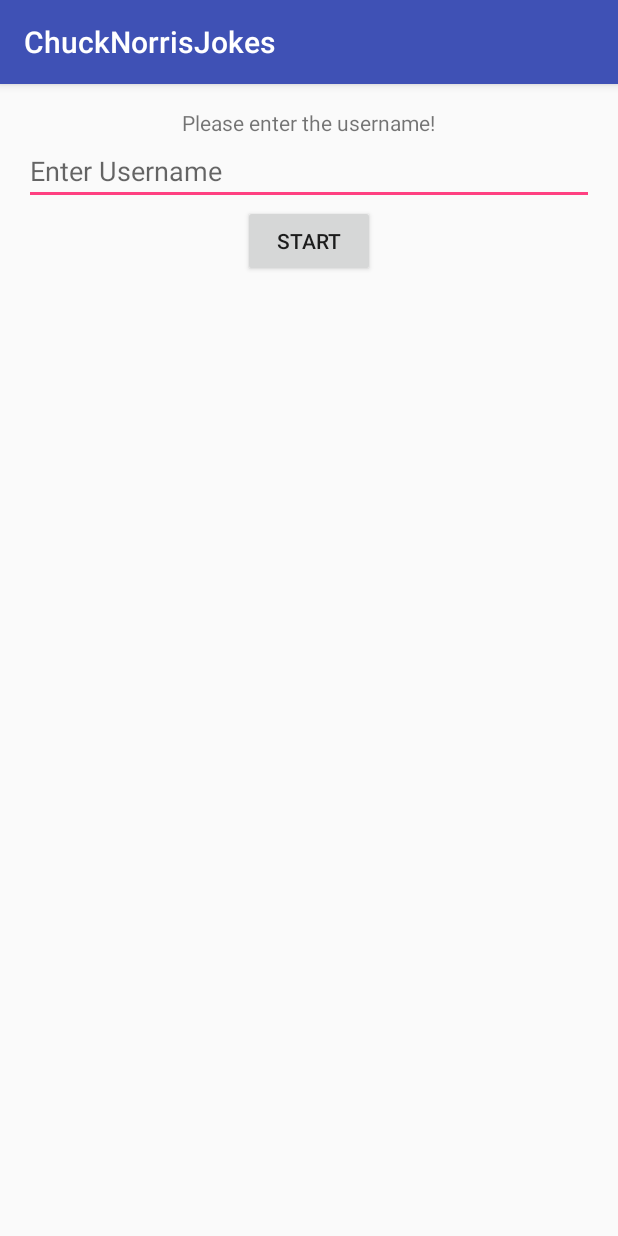
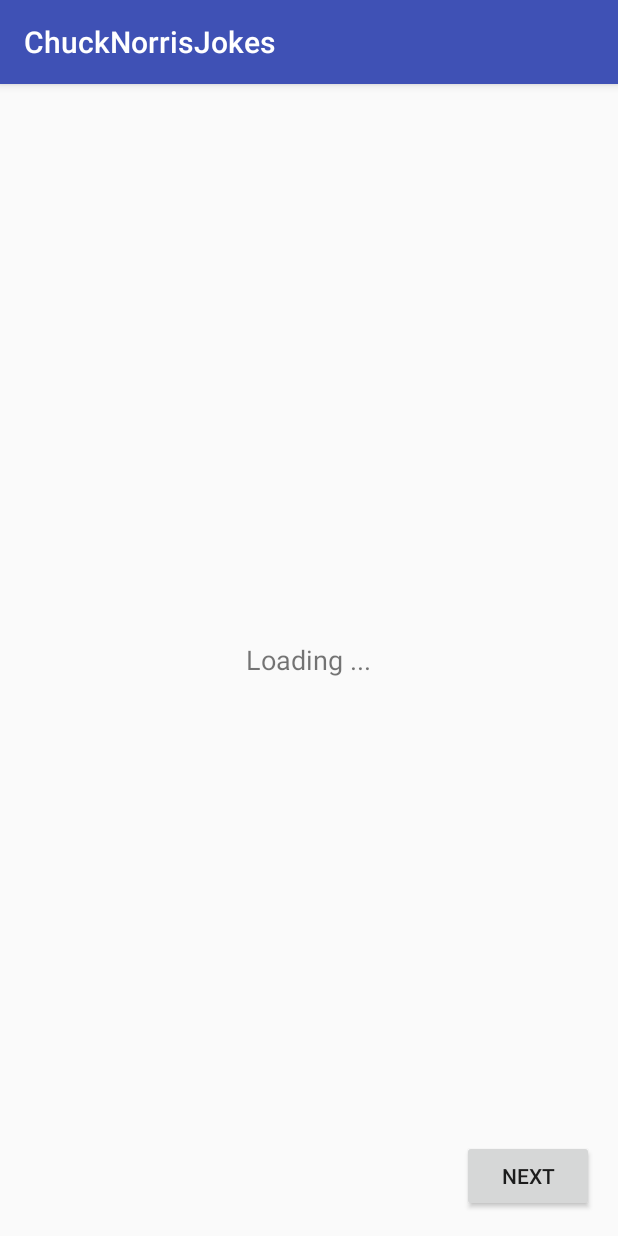
Before and after one commit to dmatterne/Android_StorageBackground, an Android app: the screen it shows after launch (MainActivity before the commit, JokeActivity after it), after a tap on "START", on a phone screen of 412 x 824 dp. Run offline under Robolectric (Android 15) with nearby library versions, the phone set to English and light mode, and no system bars; our stand-ins replace Volley; network calls fail.

```diff
--- /dev/null
+++ b/app/src/main/java/be/david/chucknorrisjokes/JokeActivity.java
@@ -0,0 +1,177 @@
+package be.david.chucknorrisjokes;
+
+import android.content.Context;
+import android.support.v7.app.AppCompatActivity;
+import android.os.Bundle;
+import android.util.Log;
+import android.view.View;
+import android.widget.TextView;
+import android.widget.Toast;
+
+import com.android.volley.Request;
+import com.android.volley.Response;
+import com.android.volley.VolleyError;
+import com.android.volley.VolleyLog;
+import com.android.volley.toolbox.JsonObjectRequest;
+
+import org.json.JSONException;
+import org.json.JSONObject;
+
+import java.io.BufferedReader;
+import java.io.FileNotFoundException;
+import java.io.InputStream;
+import java.io.InputStreamReader;
+import java.io.OutputStreamWriter;
+
+import be.david.chucknorrisjokes.app.AppController;
+import be.david.chucknorrisjokes.app.AppPreferences;
+import be.david.chucknorrisjokes.lab.ConnectionDetector;
+
+import static com.android.volley.Request.Method.GET;
+
+public class JokeActivity extends AppCompatActivity {
+
+    private TextView jokeField;
+    private AppPreferences preferences;
+
+    @Override
+    protected void onCreate(Bundle savedInstanceState) {
+        super.onCreate(savedInstanceState);
+        setContentView(R.layout.activity_joke);
+
+        jokeField = (TextView) findViewById(R.id.jokeField);
+
+        preferences = new AppPreferences(this);
+
+        if (preferences.isFirstTime()) {
+
+            Toast.makeText(this, "Hi " + preferences.getUsername(),Toast.LENGTH_LONG).show();
+
+            preferences.setFirstTime(true);
+
+        } else {
+
+            Toast.makeText(this, "Welcome back, " + preferences.getUsername(), Toast.LENGTH_LONG).show();
+
+        }
+
+        nextJoke();
+
+
+
+
+
+    }
+
+    public void getNextJoke(View v) {
+
+        nextJoke();
+
+    }
+
+    private void nextJoke() {
+        ConnectionDetector cd = new ConnectionDetector(this);
+
+        if (cd.isConnectingToInternet()) {
+
+            getOnlineJoke();
+        } else {
+            readJokeFromFile();
+        }
+    }
+
+
+    private void getOnlineJoke() {
+
+        jokeField.setText("Loading ...");
+        JsonObjectRequest json = new JsonObjectRequest(GET,
+                "http://api.icndb.com/jokes/random",
+                new Response.Listener<JSONObject>() {
+                    @Override
+                    public void onResponse(JSONObject response) {
+//                        Log.d("Response",response.toString());
+
+                        try {
+
+                            String text = response.getJSONObject("value").getString("joke");
+                            jokeField.setText(text);
+                            writeToFile(text);
+
+                        } catch (JSONException e) {
+                            e.printStackTrace();
+                            Log.d("Response", "ERROR:" + e.getMessage());
+                            Toast.makeText(JokeActivity.this,"Error:" + e.getMessage(),Toast.LENGTH_LONG).show();
+                            jokeField.setText("ERROR ERROR ERROR!!!!'");
+
+                        }
+
+                    }
+
+                },
+                new Response.ErrorListener() {
+                    @Override
+                    public void onErrorResponse(VolleyError error) {
+                        VolleyLog.d("Response", "ERROR:" + error.getMessage());
+                    }
+                }
+
+
+        );
+
+
+        AppController.getInstance().addToRequestQueue(json);
+
+    }
+
+
+    private void writeToFile(String joke){
+
+        try {
+            OutputStreamWriter out = new OutputStreamWriter(openFileOutput("joke.json", Context.MODE_PRIVATE));
+            out.write(joke);
+            out.close();
+
+        } catch (java.io.IOException e) {
+            e.printStackTrace();
+            Log.e("FileWrite","ERROR: " + e.getMessage());
+        }
+    }
+
+    private void readJokeFromFile(){
+
+        String joke = "";
+        try {
+            InputStream inputstream = openFileInput("joke.json");
+
+            if (inputstream != null) {
+
+                InputStreamReader reader = new InputStreamReader(inputstream);
+
+                BufferedReader bufferedReader = new BufferedReader(reader);
+
+                String receiveString = "";
+
+                StringBuilder sbuilder = new StringBuilder();
+
+                Log.v("Message","Reading...");
+
+                while ((receiveString = bufferedReader.readLine()) != null) {
+
+                    sbuilder.append(receiveString);
+
+                }
+
+                inputstream.close();
+
+                joke = sbuilder.toString();
+
+                jokeField.setText(joke);
+
+            }
+
+        } catch (java.io.IOException e) {
+            e.printStackTrace();
+        }
+
+    }
+}
--- a/app/src/main/java/be/david/chucknorrisjokes/MainActivity.java
+++ b/app/src/main/java/be/david/chucknorrisjokes/MainActivity.java
@@ -1,5 +1,6 @@
 package be.david.chucknorrisjokes;
 
+import android.content.Intent;
 import android.support.v7.app.AppCompatActivity;
 import android.os.Bundle;
 import android.view.View;
@@ -18,8 +19,9 @@ public class MainActivity extends AppCompatActivity {
 
         appPreferences = new AppPreferences(this);
 
-        if (appPreferences.isFirstTime()) {
+        if (!appPreferences.isFirstTime()) {
 
+            nextActivity();
 
         }
     }
@@ -30,7 +32,19 @@ public class MainActivity extends AppCompatActivity {
 
         appPreferences.setUsername(username.getText().toString().trim());
 
+        nextActivity();
 
+    }
+
+    public void nextActivity() {
+
+        Intent intent = new Intent(this, JokeActivity.class);
+
+        intent.setFlags(intent.FLAG_ACTIVITY_NO_ANIMATION);
+
+        startActivity(intent);
+
+        finish();
 
     }
 }
--- /dev/null
+++ b/app/src/main/java/be/david/chucknorrisjokes/lab/ConnectionDetector.java
@@ -0,0 +1,30 @@
+package be.david.chucknorrisjokes.lab;
+
+import android.content.Context;
+import android.net.ConnectivityManager;
+import android.net.NetworkInfo;
+
+/**
+ * Created by David on 17/10/2016.
+ */
+
+public class ConnectionDetector {
+
+    private Context context;
+
+    public ConnectionDetector(Context context) {
+        this.context = context;
+    }
+
+    public boolean isConnectingToInternet() {
+
+
+        ConnectivityManager connectivityManager = (ConnectivityManager) context.getSystemService(Context.CONNECTIVITY_SERVICE);
+
+        NetworkInfo activeNetworkInfo =  connectivityManager.getActiveNetworkInfo();
+
+        return activeNetworkInfo != null && activeNetworkInfo.isConnected();
+    }
+
+
+}
--- /dev/null
+++ b/app/src/main/res/layout/activity_joke.xml
@@ -0,0 +1,30 @@
+<?xml version="1.0" encoding="utf-8"?>
+<RelativeLayout xmlns:android="http://schemas.android.com/apk/res/android"
+    xmlns:tools="http://schemas.android.com/tools"
+    android:id="@+id/activity_joke"
+    android:layout_width="match_parent"
+    android:layout_height="match_parent"
+    android:paddingBottom="@dimen/activity_vertical_margin"
+    android:paddingLeft="@dimen/activity_horizontal_margin"
+    android:paddingRight="@dimen/activity_horizontal_margin"
+    android:paddingTop="@dimen/activity_vertical_margin"
+    tools:context="be.david.chucknorrisjokes.JokeActivity">
+
+    <TextView
+        android:id="@+id/jokeField"
+        android:layout_width="wrap_content"
+        android:layout_height="wrap_content"
+        android:layout_centerInParent="true"
+        android:textSize="18sp"
+        android:text="TextView" />
+
+    <Button
+        android:text="NEXT"
+        android:layout_width="wrap_content"
+        android:layout_height="wrap_content"
+        android:layout_alignParentBottom="true"
+        android:layout_alignParentRight="true"
+        android:layout_alignParentEnd="true"
+        android:onClick="getNextJoke"
+        android:id="@+id/nextButton" />
+</RelativeLayout>
```
Also changed, not shown: app/src/main/AndroidManifest.xml (+6 -1 lines).
